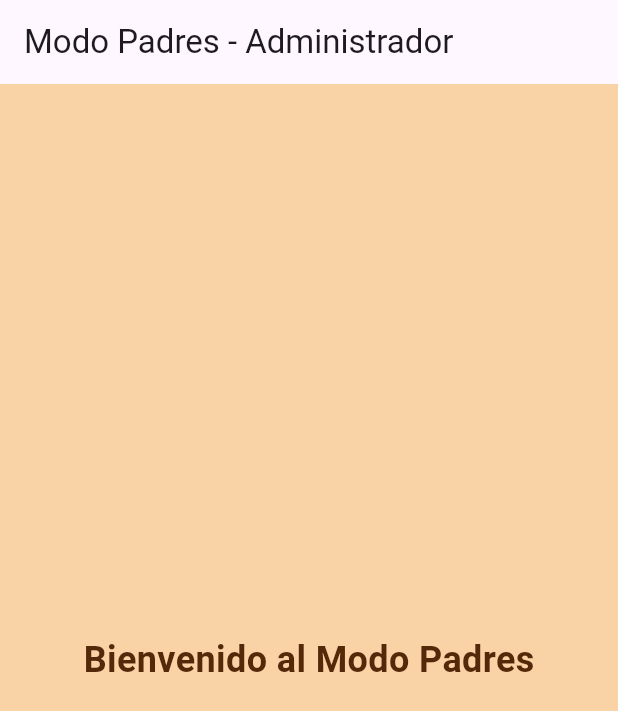
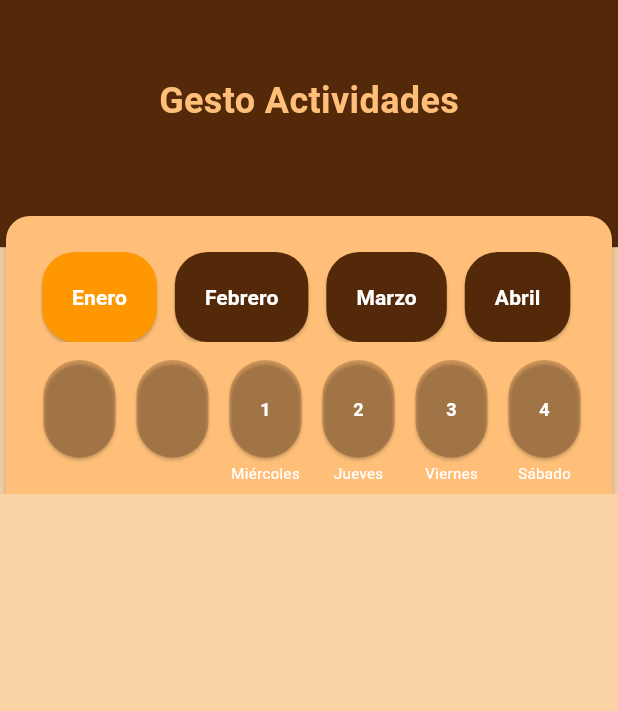
Before and after one commit to tobias-tj/TekkoApp, a Flutter app: the AdminHomeScreen screen opened by its route, on a phone screen of 412 x 824 dp. Shown: the top 711 px of the screen. Run offline on Flutter 3.47's test engine with Material 3 defaults, Android fonts, the phone set to English and light mode, and no system bars; our stand-ins replace audioplayers, curved_navigation_bar, go_router, lottie, shared_preferences, vibration; missing offline and left inert: flame; accounts and stored records are empty.

Commit message:
Se agrega primer modelo AdminHome

```diff
--- /dev/null
+++ b/lib/components/admin/admin_calendar.dart
@@ -0,0 +1,209 @@
+import 'package:flutter/material.dart';
+import 'package:tekko/styles/app_colors.dart';
+
+class AdminCalendar extends StatefulWidget {
+  const AdminCalendar({super.key});
+
+  @override
+  State<AdminCalendar> createState() => _AdminCalendarState();
+}
+
+class _AdminCalendarState extends State<AdminCalendar> {
+  late List<Map<String, dynamic>> weekDates;
+  DateTime _selectedDate = DateTime.now();
+  int _selectedMonthIndex = 0;
+
+  @override
+  void initState() {
+    super.initState();
+    _loadMockDates();
+  }
+
+  void _loadMockDates() {
+    // Lista de nombres de los meses
+    final List<String> months = [
+      "Enero",
+      "Febrero",
+      "Marzo",
+      "Abril",
+      "Mayo",
+      "Junio",
+      "Julio",
+      "Agosto",
+      "Septiembre",
+      "Octubre",
+      "Noviembre",
+      "Diciembre"
+    ];
+
+    // Lista para almacenar los datos de los meses
+    weekDates = [];
+
+    // Recorremos cada mes y le asignamos la primera semana
+    for (int i = 0; i < months.length; i++) {
+      weekDates.add({
+        "month": months[i], // Nombre del mes
+        "week": _getFirstWeekOfMonth(DateTime(_selectedDate.year, i + 1))
+      });
+    }
+  }
+
+  List<Map<String, dynamic>> _getFirstWeekOfMonth(DateTime month) {
+    List<Map<String, dynamic>> week = [];
+    DateTime firstDayOfMonth = DateTime(month.year, month.month, 1);
+
+    int offset = firstDayOfMonth.weekday - 1; // Lunes = 1, Domingo = 7
+    DateTime currentDay = firstDayOfMonth.subtract(Duration(days: offset));
+
+    // Generar los 7 días de la primera semana
+    for (int i = 0; i < 7; i++) {
+      if (currentDay.month == month.month) {
+        week.add({
+          "day": currentDay.day,
+          "weekday": _getWeekdayName(currentDay.weekday),
+          "isToday": currentDay.day == DateTime.now().day &&
+              currentDay.month == DateTime.now().month &&
+              currentDay.year == DateTime.now().year,
+        });
+      } else {
+        week.add({
+          "day": null,
+          "weekday": "",
+          "isToday": false,
+        });
+      }
+      currentDay = currentDay.add(const Duration(days: 1));
+    }
+
+    return week;
+  }
+
+  String _getWeekdayName(int weekday) {
+    switch (weekday) {
+      case 1:
+        return "Lunes";
+      case 2:
+        return "Martes";
+      case 3:
+        return "Miércoles";
+      case 4:
+        return "Jueves";
+      case 5:
+        return "Viernes";
+      case 6:
+        return "Sábado";
+      case 7:
+        return "Domingo";
+      default:
+        return "";
+    }
+  }
+
+  @override
+  Widget build(BuildContext context) {
+    return Card(
+      color: AppColors.softCreamDark,
+      shape: RoundedRectangleBorder(borderRadius: BorderRadius.circular(16.0)),
+      elevation: 4,
+      child: Padding(
+        padding: const EdgeInsets.all(18.0),
+        child: Column(
+          crossAxisAlignment: CrossAxisAlignment.start,
+          children: [
+            const SizedBox(height: 6),
+            SingleChildScrollView(
+              scrollDirection: Axis.horizontal,
+              child: Row(
+                children: weekDates.asMap().entries.map((entry) {
+                  int index = entry.key;
+                  var month = entry.value;
+                  return Padding(
+                    padding: const EdgeInsets.symmetric(horizontal: 6.0),
+                    child: ElevatedButton(
+                      onPressed: () {
+                        setState(() {
+                          _selectedMonthIndex = index; // Cambiar mes activo
+                        });
+                      },
+                      style: ElevatedButton.styleFrom(
+                        backgroundColor: _selectedMonthIndex == index
+                            ? Colors.orange // Resalta el mes seleccionado
+                            : AppColors.chocolateNewDark,
+                        padding: const EdgeInsets.all(20),
+                        shape: RoundedRectangleBorder(
+                          borderRadius: BorderRadius.circular(22),
+                        ),
+                      ),
+                      child: Text(
+                        month['month'],
+                        style: const TextStyle(
+                          color: Colors.white,
+                          fontWeight: FontWeight.bold,
+                        ),
+                      ),
+                    ),
+                  );
+                }).toList(),
+              ),
+            ),
+            const SizedBox(height: 12),
+            Center(
+              child: Column(
+                children: [
+                  // Días de la semana (solo del mes seleccionado)
+                  SingleChildScrollView(
+                    scrollDirection: Axis.horizontal,
+                    child: Row(
+                      mainAxisAlignment: MainAxisAlignment.center,
+                      children: weekDates[_selectedMonthIndex]['week']
+                          .map<Widget>((day) {
+                        return Padding(
+                          padding: const EdgeInsets.symmetric(horizontal: 7.0),
+                          child: Column(
+                            children: [
+                              SizedBox(
+                                width: 48,
+                                height: 65,
+                                child: ElevatedButton(
+                                  onPressed: () {},
+                                  style: ElevatedButton.styleFrom(
+                                    backgroundColor: day['isToday']
+                                        ? Colors.orange
+                                        : const Color.fromARGB(61, 84, 41, 10),
+                                    padding: const EdgeInsets.all(10),
+                                  ),
+                                  child: Text(
+                                    day['day']?.toString() ?? "",
+                                    style: const TextStyle(
+                                        color: Colors.white,
+                                        fontWeight: FontWeight.bold,
+                                        fontSize: 12),
+                                  ),
+                                ),
+                              ),
+                              SizedBox(
+                                height: 3,
+                              ),
+                              Center(
+                                child: Text(
+                                  day['weekday'],
+                                  style: const TextStyle(
+                                      color: Colors.white, fontSize: 10),
+                                ),
+                              ),
+                            ],
+                          ),
+                        );
+                      }).toList(),
+                    ),
+                  ),
+                  const SizedBox(height: 8),
+                ],
+              ),
+            ),
+          ],
+        ),
+      ),
+    );
+  }
+}
--- /dev/null
+++ b/lib/components/admin/top_custom_calendar.dart
@@ -0,0 +1,55 @@
+import 'package:flutter/material.dart';
+import 'package:tekko/components/admin/admin_calendar.dart';
+import 'package:tekko/styles/app_colors.dart';
+
+class TopCustomCalendar extends StatefulWidget {
+  const TopCustomCalendar({super.key});
+
+  @override
+  State<TopCustomCalendar> createState() => _TopCustomCalendarState();
+}
+
+class _TopCustomCalendarState extends State<TopCustomCalendar> {
+  @override
+  Widget build(BuildContext context) {
+    final size = MediaQuery.of(context).size;
+    return SizedBox(
+      height: size.height * 0.4,
+      child: Stack(
+        children: [
+          Positioned(
+              top: 0,
+              left: 0,
+              right: 0,
+              child: Container(
+                height: size.height * 0.2,
+                color: AppColors.chocolateNewDark,
+              )),
+          Positioned(
+              top: 50,
+              left: 0,
+              right: 0,
+              child: Row(
+                mainAxisAlignment: MainAxisAlignment.center,
+                crossAxisAlignment: CrossAxisAlignment.center,
+                children: [
+                  Column(
+                    mainAxisAlignment: MainAxisAlignment.center,
+                    children: [
+                      const Text(
+                        "Gesto Actividades",
+                        style: TextStyle(
+                            fontSize: 24,
+                            fontWeight: FontWeight.bold,
+                            color: AppColors.softCreamDark),
+                      )
+                    ],
+                  )
+                ],
+              )),
+          const Positioned(top: 140, left: 0, right: 0, child: AdminCalendar())
+        ],
+      ),
+    );
+  }
+}
--- a/lib/screens/calendar/calendar_screen.dart
+++ b/lib/screens/calendar/calendar_screen.dart
@@ -1,4 +1,5 @@
 import 'package:flutter/material.dart';
+import 'package:go_router/go_router.dart';
 import 'package:tekko/components/agend_list.dart';
 import 'package:tekko/components/top_custom_calendar.dart';
 import 'package:tekko/styles/app_colors.dart';
--- a/lib/screens/parent/admin_home_screen.dart
+++ b/lib/screens/parent/admin_home_screen.dart
@@ -1,25 +1,35 @@
 import 'package:flutter/material.dart';
+import 'package:tekko/components/admin/top_custom_calendar.dart';
 import 'package:tekko/styles/app_colors.dart';
 
-class AdminHomeScreen extends StatelessWidget {
+class AdminHomeScreen extends StatefulWidget {
   const AdminHomeScreen({super.key});
 
   @override
+  State<AdminHomeScreen> createState() => _AdminHomeScreenState();
+}
+
+class _AdminHomeScreenState extends State<AdminHomeScreen> {
+  @override
   Widget build(BuildContext context) {
+    final size = MediaQuery.of(context).size;
+
     return Scaffold(
       backgroundColor: AppColors.softCream,
-      appBar: AppBar(
-        title: const Text("Modo Padres - Administrador"),
-      ),
-      body: const Center(
-        child: Text(
-          "Bienvenido al Modo Padres",
-          style: TextStyle(
-            fontSize: 24,
-            fontWeight: FontWeight.bold,
-            color: AppColors.chocolateNewDark,
+      body: Stack(
+        children: [
+          Container(
+            width: size.width,
+            height: size.height,
+            color: AppColors.softCream,
           ),
-        ),
+          Column(
+            children: [
+              TopCustomCalendar(),
+              const SizedBox(height: 2),
+            ],
+          )
+        ],
       ),
     );
   }
```
